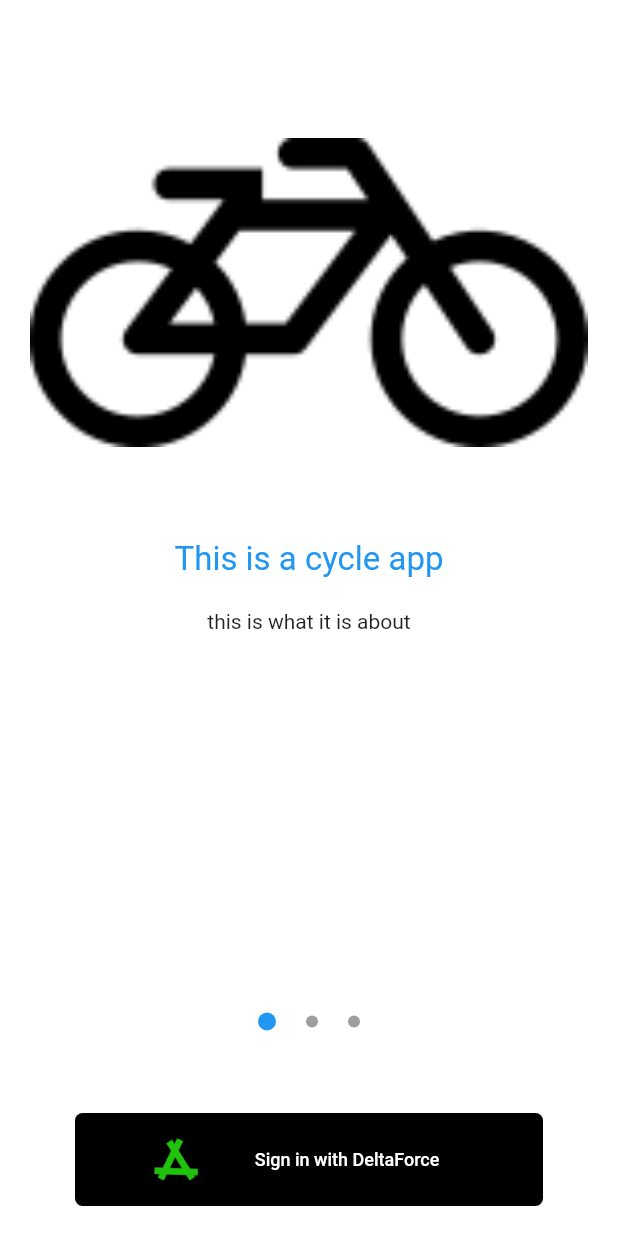
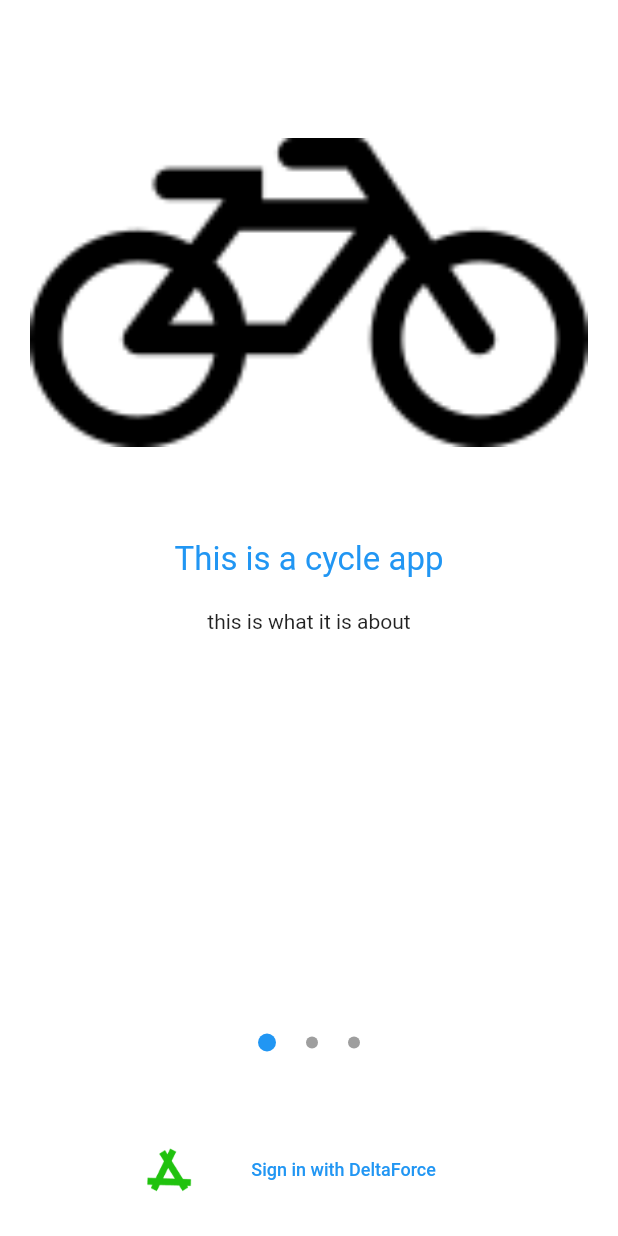
Before and after one commit to delta/cycle-lock-app, a Flutter app: the screen it shows after launch, on a phone screen of 412 x 824 dp. Run offline on Flutter 3.47's test engine with Material 2 defaults, Android fonts, the phone set to English and light mode, and no system bars; our stand-ins replace get, get_storage; missing offline and left inert: qr_code_scanner.

Commit message:
fix:format lint rules

```diff
--- a/lib/views/auth_page.dart
+++ b/lib/views/auth_page.dart
@@ -62,7 +62,7 @@ class AuthPage extends GetView<AuthController> {
                   children: <Widget>[
                     Container(
                       margin: const EdgeInsets.symmetric(horizontal: 30),
-                      child: FlatButton(
+                      child: TextButton(
                         child: Row(
                           mainAxisAlignment: MainAxisAlignment.spaceEvenly,
                           children: [
@@ -82,12 +82,13 @@ class AuthPage extends GetView<AuthController> {
                             ),
                           ],
                         ),
-                        shape: RoundedRectangleBorder(
-                          borderRadius: BorderRadius.circular(5),
-                        ),
-                        padding: const EdgeInsets.all(15),
-                        color: Colors.black,
-                        textColor: Colors.white,
+                        style: ButtonStyle(
+                            shape: MaterialStateProperty.all<
+                                    RoundedRectangleBorder>(
+                                RoundedRectangleBorder(
+                                    borderRadius: BorderRadius.circular(18.0),
+                                    side: const BorderSide(
+                                        color: Colors.white)))),
                         onPressed: () {},
                       ),
                     ),
```
